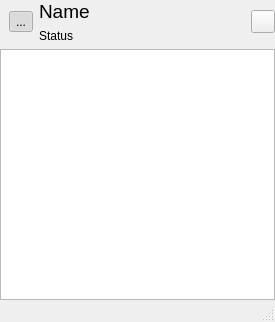
Before: the Qt Designer form client/mainwindow.ui in zydd/htuchi, drawn with Qt 5.
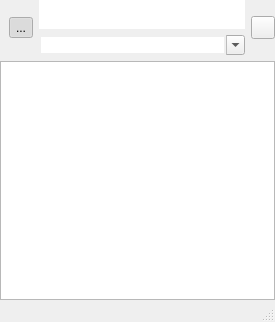
After: the same form once the commit is applied. Icons and pictures are not drawn.

Commit message: name and status storage and edit

```diff
--- a/client/mainwindow.ui
+++ b/client/mainwindow.ui
@@ -70,26 +70,40 @@
            <number>0</number>
           </property>
           <item>
-           <widget class="QLabel" name="label">
+           <widget class="QLineEdit" name="name">
             <property name="font">
              <font>
               <pointsize>14</pointsize>
+              <weight>50</weight>
+              <bold>false</bold>
              </font>
             </property>
             <property name="text">
-             <string>Name</string>
+             <string/>
+            </property>
+            <property name="frame">
+             <bool>false</bool>
             </property>
            </widget>
           </item>
           <item>
-           <widget class="QLabel" name="label_2">
+           <widget class="QComboBox" name="status">
             <property name="font">
              <font>
-              <pointsize>9</pointsize>
+              <pointsize>8</pointsize>
              </font>
             </property>
-            <property name="text">
-             <string>Status</string>
+            <property name="focusPolicy">
+             <enum>Qt::ClickFocus</enum>
+            </property>
+            <property name="contextMenuPolicy">
+             <enum>Qt::NoContextMenu</enum>
+            </property>
+            <property name="editable">
+             <bool>true</bool>
+            </property>
+            <property name="frame">
+             <bool>false</bool>
             </property>
            </widget>
           </item>
```
Left out of the diff: 6 changed lines with no effect on the pictures. The commit also changes 5 other files.
